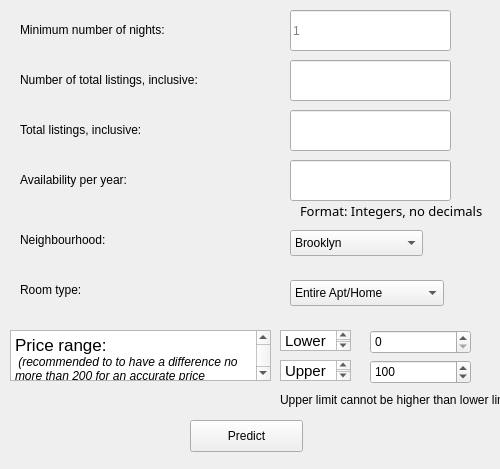
yacoine/airbnb_price_prediction, file trial.ui: the form before one commit.
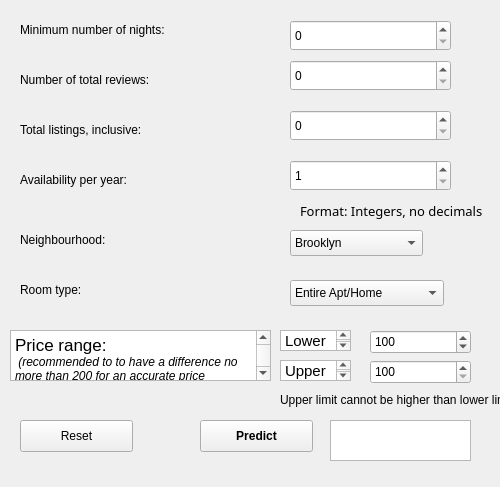
The form after the commit.

Commit message: Gui is set. There is a problem that ensues when updating the price range in the GUI and the price range in the model. I need to find a way to fix that and also be able to reset the values in the gui in order to be able to recalculate new entries.

What changed in the file:
```diff
--- a/trial.ui
+++ b/trial.ui
@@ -7,7 +7,7 @@
     <x>0</x>
     <y>0</y>
     <width>500</width>
-    <height>469</height>
+    <height>487</height>
    </rect>
   </property>
   <property name="windowTitle">
@@ -41,28 +41,6 @@
     </property>
    </item>
   </widget>
-  <widget class="QLineEdit" name="minimum_nights">
-   <property name="geometry">
-    <rect>
-     <x>290</x>
-     <y>10</y>
-     <width>161</width>
-     <height>41</height>
-    </rect>
-   </property>
-   <property name="inputMask">
-    <string/>
-   </property>
-   <property name="text">
-    <string/>
-   </property>
-   <property name="readOnly">
-    <bool>false</bool>
-   </property>
-   <property name="placeholderText">
-    <string>1</string>
-   </property>
-  </widget>
   <widget class="QComboBox" name="neighbourhood_val">
    <property name="geometry">
     <rect>
@@ -98,45 +76,6 @@
     </property>
    </item>
   </widget>
-  <widget class="QLineEdit" name="number_reviews">
-   <property name="geometry">
-    <rect>
-     <x>290</x>
-     <y>60</y>
-     <width>161</width>
-     <height>41</height>
-    </rect>
-   </property>
-   <property name="text">
-    <string/>
-   </property>
-  </widget>
-  <widget class="QLineEdit" name="current_number_listings">
-   <property name="geometry">
-    <rect>
-     <x>290</x>
-     <y>110</y>
-     <width>161</width>
-     <height>41</height>
-    </rect>
-   </property>
-   <property name="text">
-    <string/>
-   </property>
-  </widget>
-  <widget class="QLineEdit" name="availability_365">
-   <property name="geometry">
-    <rect>
-     <x>290</x>
-     <y>160</y>
-     <width>161</width>
-     <height>41</height>
-    </rect>
-   </property>
-   <property name="text">
-    <string/>
-   </property>
-  </widget>
   <widget class="QTextBrowser" name="textBrowser_7">
    <property name="geometry">
     <rect>
@@ -189,59 +128,21 @@
 &lt;p style=&quot; margin-top:0px; margin-bottom:0px; margin-left:0px; margin-right:0px; -qt-block-indent:0; text-indent:0px;&quot;&gt;&lt;span style=&quot; font-size:11pt;&quot;&gt;Upper limit&lt;/span&gt;&lt;/p&gt;&lt;/body&gt;&lt;/html&gt;</string>
    </property>
   </widget>
-  <widget class="QDoubleSpinBox" name="lower_limit">
-   <property name="geometry">
-    <rect>
-     <x>370</x>
-     <y>330</y>
-     <width>101</width>
-     <height>24</height>
-    </rect>
-   </property>
-   <property name="decimals">
-    <number>0</number>
-   </property>
-   <property name="maximum">
-    <double>19000.000000000000000</double>
-   </property>
-   <property name="singleStep">
-    <double>20.000000000000000</double>
-   </property>
-   <property name="value">
-    <double>0.000000000000000</double>
-   </property>
-  </widget>
-  <widget class="QDoubleSpinBox" name="upper_limit">
-   <property name="geometry">
-    <rect>
-     <x>370</x>
-     <y>360</y>
-     <width>101</width>
-     <height>24</height>
-    </rect>
-   </property>
-   <property name="decimals">
-    <number>0</number>
-   </property>
-   <property name="maximum">
-    <double>20000.000000000000000</double>
-   </property>
-   <property name="singleStep">
-    <double>20.000000000000000</double>
-   </property>
-   <property name="value">
-    <double>100.000000000000000</double>
-   </property>
-  </widget>
   <widget class="QPushButton" name="pushButton">
    <property name="geometry">
     <rect>
-     <x>190</x>
+     <x>200</x>
      <y>420</y>
      <width>113</width>
      <height>32</height>
     </rect>
    </property>
+   <property name="font">
+    <font>
+     <weight>75</weight>
+     <bold>true</bold>
+    </font>
+   </property>
    <property name="text">
     <string>Predict</string>
    </property>
@@ -269,7 +170,7 @@
     </rect>
    </property>
    <property name="text">
-    <string>Number of total listings, inclusive:</string>
+    <string>Number of total reviews:</string>
    </property>
   </widget>
   <widget class="QLabel" name="label_3">
@@ -379,6 +280,170 @@
     <string>Upper limit cannot be higher than lower limit</string>
    </property>
   </widget>
+  <widget class="QSpinBox" name="minimum_nights">
+   <property name="geometry">
+    <rect>
+     <x>290</x>
+     <y>20</y>
+     <width>161</width>
+     <height>31</height>
+    </rect>
+   </property>
+   <property name="maximum">
+    <number>365</number>
+   </property>
+   <property name="singleStep">
+    <number>1</number>
+   </property>
+   <property name="value">
+    <number>0</number>
+   </property>
+   <property name="displayIntegerBase">
+    <number>10</number>
+   </property>
+  </widget>
+  <widget class="QSpinBox" name="upper_limit">
+   <property name="geometry">
+    <rect>
+     <x>370</x>
+     <y>360</y>
+     <width>101</width>
+     <height>24</height>
+    </rect>
+   </property>
+   <property name="minimum">
+    <number>100</number>
+   </property>
+   <property name="maximum">
+    <number>20000</number>
+   </property>
+   <property name="singleStep">
+    <number>20</number>
+   </property>
+   <property name="value">
+    <number>100</number>
+   </property>
+   <property name="displayIntegerBase">
+    <number>10</number>
+   </property>
+  </widget>
+  <widget class="QSpinBox" name="number_reviews">
+   <property name="geometry">
+    <rect>
+     <x>290</x>
+     <y>60</y>
+     <width>161</width>
+     <height>31</height>
+    </rect>
+   </property>
+   <property name="maximum">
+    <number>50000</number>
+   </property>
+   <property name="singleStep">
+    <number>1</number>
+   </property>
+   <property name="value">
+    <number>0</number>
+   </property>
+   <property name="displayIntegerBase">
+    <number>10</number>
+   </property>
+  </widget>
+  <widget class="QSpinBox" name="current_number_listings">
+   <property name="geometry">
+    <rect>
+     <x>290</x>
+     <y>110</y>
+     <width>161</width>
+     <height>31</height>
+    </rect>
+   </property>
+   <property name="maximum">
+    <number>300</number>
+   </property>
+   <property name="singleStep">
+    <number>1</number>
+   </property>
+   <property name="value">
+    <number>0</number>
+   </property>
+   <property name="displayIntegerBase">
+    <number>10</number>
+   </property>
+  </widget>
+  <widget class="QSpinBox" name="availability_365">
+   <property name="geometry">
+    <rect>
+     <x>290</x>
+     <y>160</y>
+     <width>161</width>
+     <height>31</height>
+    </rect>
+   </property>
+   <property name="minimum">
+    <number>1</number>
+   </property>
+   <property name="maximum">
+    <number>365</number>
+   </property>
+   <property name="singleStep">
+    <number>1</number>
+   </property>
+   <property name="value">
+    <number>1</number>
+   </property>
+   <property name="displayIntegerBase">
+    <number>10</number>
+   </property>
+  </widget>
+  <widget class="QSpinBox" name="lower_limit">
+   <property name="geometry">
+    <rect>
+     <x>370</x>
+     <y>330</y>
+     <width>101</width>
+     <height>24</height>
+    </rect>
+   </property>
+   <property name="minimum">
+    <number>0</number>
+   </property>
+   <property name="maximum">
+    <number>10000</number>
+   </property>
+   <property name="singleStep">
+    <number>20</number>
+   </property>
+   <property name="value">
+    <number>100</number>
+   </property>
+   <property name="displayIntegerBase">
+    <number>10</number>
+   </property>
+  </widget>
+  <widget class="QTextBrowser" name="price_return">
+   <property name="geometry">
+    <rect>
+     <x>330</x>
+     <y>420</y>
+     <width>141</width>
+     <height>41</height>
+    </rect>
+   </property>
+  </widget>
+  <widget class="QPushButton" name="reset">
+   <property name="geometry">
+    <rect>
+     <x>20</x>
+     <y>420</y>
+     <width>113</width>
+     <height>32</height>
+    </rect>
+   </property>
+   <property name="text">
+    <string>Reset</string>
+   </property>
+  </widget>
  </widget>
  <resources/>
  <connections/>
```
The commit also changes 3 other files.
